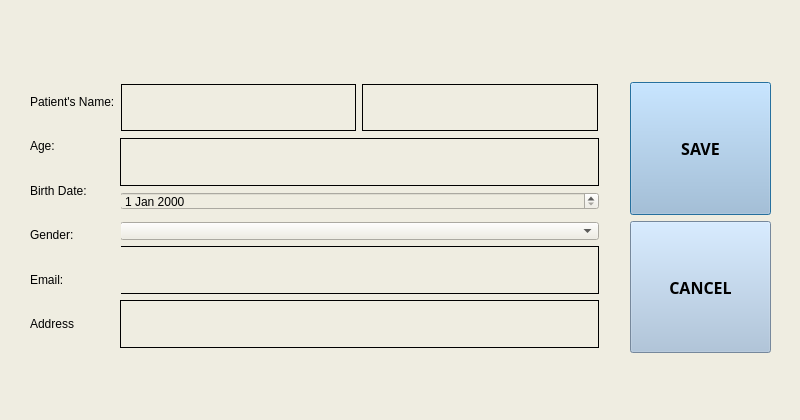
Qt form data_save.ui (AlgoChad/Shit) before a commit.
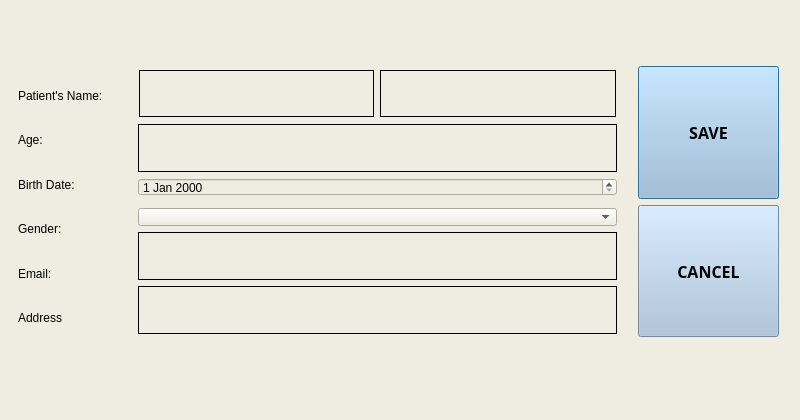
The same form after that commit.

```diff
--- a/data_save.ui
+++ b/data_save.ui
@@ -22,63 +22,11 @@
   <property name="styleSheet">
    <string notr="true">background-color: rgb(239, 237, 225);</string>
   </property>
-  <widget class="QTextEdit" name="textEdit_4">
-   <property name="geometry">
-    <rect>
-     <x>120</x>
-     <y>246</y>
-     <width>479</width>
-     <height>48</height>
-    </rect>
-   </property>
-   <property name="frameShape">
-    <enum>QFrame::Panel</enum>
-   </property>
-   <property name="frameShadow">
-    <enum>QFrame::Plain</enum>
-   </property>
-  </widget>
-  <widget class="QDateEdit" name="dateEdit">
-   <property name="geometry">
-    <rect>
-     <x>120</x>
-     <y>192</y>
-     <width>479</width>
-     <height>18</height>
-    </rect>
-   </property>
-  </widget>
-  <widget class="QComboBox" name="comboBox">
-   <property name="geometry">
-    <rect>
-     <x>120</x>
-     <y>222</y>
-     <width>479</width>
-     <height>18</height>
-    </rect>
-   </property>
-  </widget>
-  <widget class="QTextEdit" name="textEdit">
-   <property name="geometry">
-    <rect>
-     <x>121</x>
-     <y>84</y>
-     <width>235</width>
-     <height>47</height>
-    </rect>
-   </property>
-   <property name="frameShape">
-    <enum>QFrame::Panel</enum>
-   </property>
-   <property name="frameShadow">
-    <enum>QFrame::Plain</enum>
-   </property>
-  </widget>
   <widget class="QTextEdit" name="textEdit_3">
    <property name="geometry">
     <rect>
-     <x>362</x>
-     <y>84</y>
+     <x>380</x>
+     <y>70</y>
      <width>236</width>
      <height>47</height>
     </rect>
@@ -93,53 +41,161 @@
     <number>1</number>
    </property>
   </widget>
+  <widget class="QTextEdit" name="textEdit_2">
+   <property name="geometry">
+    <rect>
+     <x>138</x>
+     <y>124</y>
+     <width>479</width>
+     <height>48</height>
+    </rect>
+   </property>
+   <property name="frameShape">
+    <enum>QFrame::Panel</enum>
+   </property>
+   <property name="frameShadow">
+    <enum>QFrame::Plain</enum>
+   </property>
+  </widget>
+  <widget class="QTextEdit" name="textEdit_5">
+   <property name="geometry">
+    <rect>
+     <x>138</x>
+     <y>286</y>
+     <width>479</width>
+     <height>48</height>
+    </rect>
+   </property>
+   <property name="frameShape">
+    <enum>QFrame::Panel</enum>
+   </property>
+   <property name="frameShadow">
+    <enum>QFrame::Plain</enum>
+   </property>
+  </widget>
+  <widget class="QWidget" name="verticalLayoutWidget">
+   <property name="geometry">
+    <rect>
+     <x>638</x>
+     <y>66</y>
+     <width>141</width>
+     <height>271</height>
+    </rect>
+   </property>
+   <layout class="QVBoxLayout" name="verticalLayout_3">
+    <item>
+     <widget class="QPushButton" name="save_data_button_3">
+      <property name="sizePolicy">
+       <sizepolicy hsizetype="Minimum" vsizetype="Expanding">
+        <horstretch>0</horstretch>
+        <verstretch>0</verstretch>
+       </sizepolicy>
+      </property>
+      <property name="font">
+       <font>
+        <family>Agency FB</family>
+        <pointsize>12</pointsize>
+        <weight>75</weight>
+        <bold>true</bold>
+       </font>
+      </property>
+      <property name="styleSheet">
+       <string notr="true">background-color: rgb(165, 191, 218);</string>
+      </property>
+      <property name="text">
+       <string>SAVE</string>
+      </property>
+     </widget>
+    </item>
+    <item>
+     <widget class="QPushButton" name="save_cancel_button_3">
+      <property name="sizePolicy">
+       <sizepolicy hsizetype="Minimum" vsizetype="Expanding">
+        <horstretch>0</horstretch>
+        <verstretch>0</verstretch>
+       </sizepolicy>
+      </property>
+      <property name="font">
+       <font>
+        <family>Agency FB</family>
+        <pointsize>12</pointsize>
+        <weight>75</weight>
+        <bold>true</bold>
+       </font>
+      </property>
+      <property name="styleSheet">
+       <string notr="true">background-color: rgb(165, 191, 218);</string>
+      </property>
+      <property name="text">
+       <string>CANCEL</string>
+      </property>
+     </widget>
+    </item>
+   </layout>
+  </widget>
+  <widget class="QTextEdit" name="textEdit_4">
+   <property name="geometry">
+    <rect>
+     <x>138</x>
+     <y>232</y>
+     <width>479</width>
+     <height>48</height>
+    </rect>
+   </property>
+   <property name="frameShape">
+    <enum>QFrame::Panel</enum>
+   </property>
+   <property name="frameShadow">
+    <enum>QFrame::Plain</enum>
+   </property>
+  </widget>
   <widget class="QWidget" name="verticalLayoutWidget_2">
    <property name="geometry">
     <rect>
-     <x>30</x>
-     <y>82</y>
+     <x>18</x>
+     <y>76</y>
      <width>91</width>
      <height>261</height>
     </rect>
    </property>
-   <layout class="QVBoxLayout" name="verticalLayout">
+   <layout class="QVBoxLayout" name="verticalLayout_4">
     <item>
-     <widget class="QLabel" name="label">
+     <widget class="QLabel" name="label_7">
       <property name="text">
        <string>Patient's Name:</string>
       </property>
      </widget>
     </item>
     <item>
-     <widget class="QLabel" name="label_2">
+     <widget class="QLabel" name="label_8">
       <property name="text">
        <string>Age: </string>
       </property>
      </widget>
     </item>
     <item>
-     <widget class="QLabel" name="label_3">
+     <widget class="QLabel" name="label_9">
       <property name="text">
        <string>Birth Date:</string>
       </property>
      </widget>
     </item>
     <item>
-     <widget class="QLabel" name="label_5">
+     <widget class="QLabel" name="label_10">
       <property name="text">
        <string>Gender:</string>
       </property>
      </widget>
     </item>
     <item>
-     <widget class="QLabel" name="label_4">
+     <widget class="QLabel" name="label_11">
       <property name="text">
        <string>Email:</string>
       </property>
      </widget>
     </item>
     <item>
-     <widget class="QLabel" name="label_6">
+     <widget class="QLabel" name="label_12">
       <property name="text">
        <string>Address</string>
       </property>
@@ -147,89 +203,33 @@
     </item>
    </layout>
   </widget>
-  <widget class="QWidget" name="verticalLayoutWidget">
+  <widget class="QComboBox" name="comboBox">
    <property name="geometry">
     <rect>
-     <x>630</x>
-     <y>82</y>
-     <width>141</width>
-     <height>271</height>
+     <x>138</x>
+     <y>208</y>
+     <width>479</width>
+     <height>18</height>
     </rect>
    </property>
-   <layout class="QVBoxLayout" name="verticalLayout_2">
-    <item>
-     <widget class="QPushButton" name="save_data_button_2">
-      <property name="sizePolicy">
-       <sizepolicy hsizetype="Minimum" vsizetype="Expanding">
-        <horstretch>0</horstretch>
-        <verstretch>0</verstretch>
-       </sizepolicy>
-      </property>
-      <property name="font">
-       <font>
-        <family>Agency FB</family>
-        <pointsize>12</pointsize>
-        <weight>75</weight>
-        <bold>true</bold>
-       </font>
-      </property>
-      <property name="styleSheet">
-       <string notr="true">background-color: rgb(165, 191, 218);</string>
-      </property>
-      <property name="text">
-       <string>SAVE</string>
-      </property>
-     </widget>
-    </item>
-    <item>
-     <widget class="QPushButton" name="save_cancel_button_2">
-      <property name="sizePolicy">
-       <sizepolicy hsizetype="Minimum" vsizetype="Expanding">
-        <horstretch>0</horstretch>
-        <verstretch>0</verstretch>
-       </sizepolicy>
-      </property>
-      <property name="font">
-       <font>
-        <family>Agency FB</family>
-        <pointsize>12</pointsize>
-        <weight>75</weight>
-        <bold>true</bold>
-       </font>
-      </property>
-      <property name="styleSheet">
-       <string notr="true">background-color: rgb(165, 191, 218);</string>
-      </property>
-      <property name="text">
-       <string>CANCEL</string>
-      </property>
-     </widget>
-    </item>
-   </layout>
   </widget>
-  <widget class="QTextEdit" name="textEdit_2">
+  <widget class="QDateEdit" name="dateEdit">
    <property name="geometry">
     <rect>
-     <x>120</x>
-     <y>138</y>
+     <x>138</x>
+     <y>178</y>
      <width>479</width>
-     <height>48</height>
+     <height>18</height>
     </rect>
    </property>
-   <property name="frameShape">
-    <enum>QFrame::Panel</enum>
-   </property>
-   <property name="frameShadow">
-    <enum>QFrame::Plain</enum>
-   </property>
   </widget>
-  <widget class="QTextEdit" name="textEdit_5">
+  <widget class="QTextEdit" name="textEdit">
    <property name="geometry">
     <rect>
-     <x>120</x>
-     <y>300</y>
-     <width>479</width>
-     <height>48</height>
+     <x>139</x>
+     <y>70</y>
+     <width>235</width>
+     <height>47</height>
     </rect>
    </property>
    <property name="frameShape">
```
